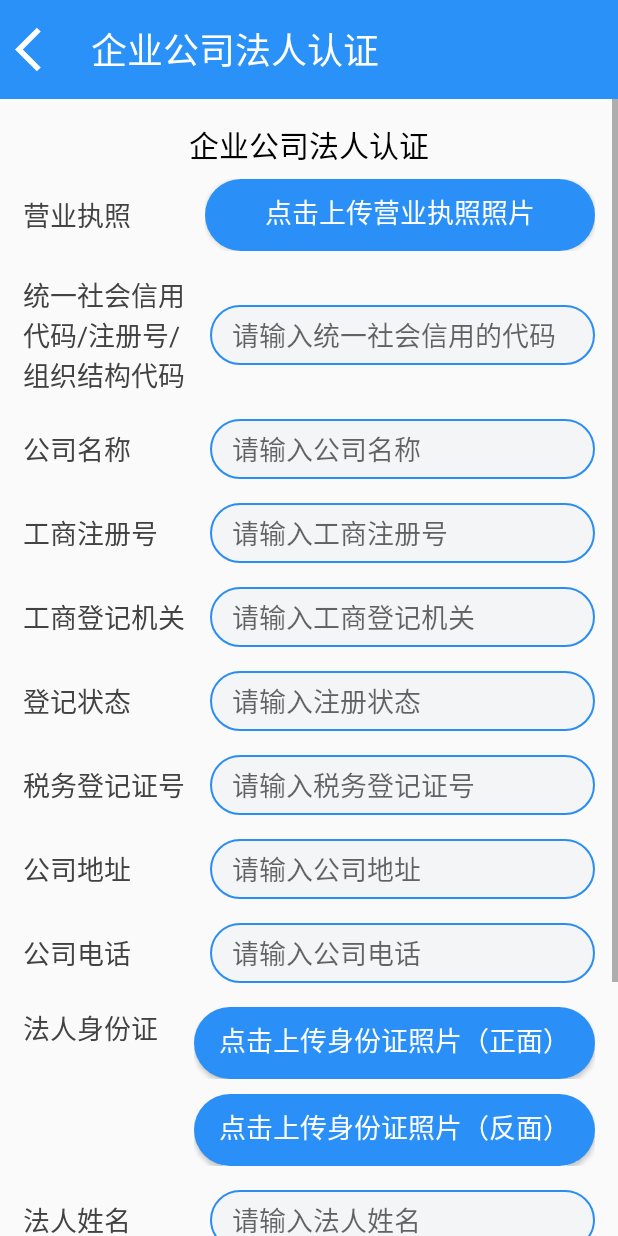
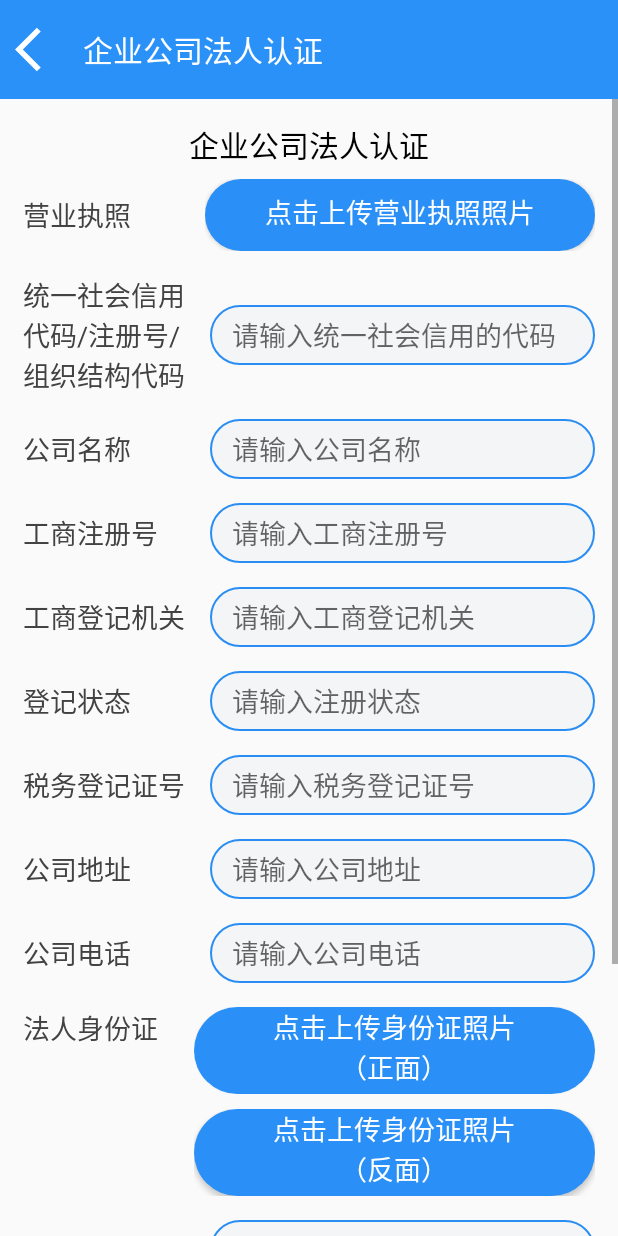
Before and after one commit to windindaybreak/CitiClubApp-1, an Android app: the EnterpriseCertification screen opened directly, with no data from a screen before it, on a phone screen of 412 x 824 dp. Run offline under Robolectric (Android 15) with nearby library versions, the phone set to English and light mode, and no system bars; 1 statement that could not run was skipped.

Commit message:
对于字体大小的细微调整
一些细节的调整

```diff
--- a/app/src/main/java/com/example/citiclubapp/LegalPersonCertificateActivity/EnterpriseCertification.java
+++ b/app/src/main/java/com/example/citiclubapp/LegalPersonCertificateActivity/EnterpriseCertification.java
@@ -99,10 +99,10 @@ public class EnterpriseCertification extends AppCompatActivity {
         licenseButton.setText("点击上传营业执照照片");
         licenseButton.setClick(0);
         IDButtonFront=findViewById(R.id.upload_front_IDphoto);
-        IDButtonFront.setText("点击上传身份证照片（正面）");
+        IDButtonFront.setText("点击上传身份证照片\n（正面）");
         IDButtonFront.setClick(1);
         IDButtonBack=findViewById(R.id.upload_back_IDphoto);
-        IDButtonBack.setText("点击上传身份证照片（反面）");
+        IDButtonBack.setText("点击上传身份证照片\n（反面）");
         IDButtonBack.setClick(2);
     }
 
--- a/app/src/main/java/com/example/citiclubapp/LegalPersonCertificateActivity/StorageCertification.java
+++ b/app/src/main/java/com/example/citiclubapp/LegalPersonCertificateActivity/StorageCertification.java
@@ -99,10 +99,10 @@ public class StorageCertification extends AppCompatActivity {
         licenseButton.setText("点击上传营业执照照片");
         licenseButton.setClick(0);
         IDButtonFront=findViewById(R.id.upload_front_IDphoto);
-        IDButtonFront.setText("点击上传身份证照片（正面）");
+        IDButtonFront.setText("点击上传身份证照片\n（正面）");
         IDButtonFront.setClick(1);
         IDButtonBack=findViewById(R.id.upload_back_IDphoto);
-        IDButtonBack.setText("点击上传身份证照片（反面）");
+        IDButtonBack.setText("点击上传身份证照片\n（反面）");
         IDButtonBack.setClick(2);
     }
 }
--- a/app/src/main/res/layout/editor_layout.xml
+++ b/app/src/main/res/layout/editor_layout.xml
@@ -26,11 +26,13 @@
         android:hint="default"
         android:paddingLeft="15dp"
         android:layout_marginLeft="15dp"
+        android:scrollHorizontally="true"
         android:layout_weight="7"
         android:background="@drawable/edittext_shape"
         android:layout_gravity="center_vertical"
         android:drawableLeft="@color/design_default_color_background"
         android:drawablePadding="0dp"
-        android:textSize="18sp" />
+        android:textSize="18sp"
+        android:singleLine="true" />
 
 </LinearLayout>
--- a/app/src/main/res/layout/inside_title.xml
+++ b/app/src/main/res/layout/inside_title.xml
@@ -20,10 +20,10 @@
         android:layout_width="wrap_content"
         android:layout_height="wrap_content"
         android:layout_gravity="center_vertical"
-        android:layout_marginLeft="15dp"
+        android:layout_marginLeft="10dp"
         android:text="default title"
         android:textColor="#ffffff"
-        android:textSize="24sp" />
+        android:textSize="20sp" />
 
 
 </LinearLayout>
```
